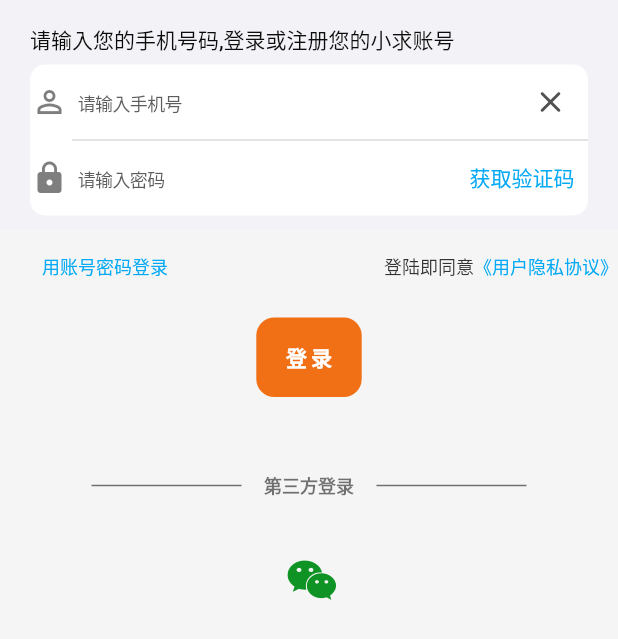
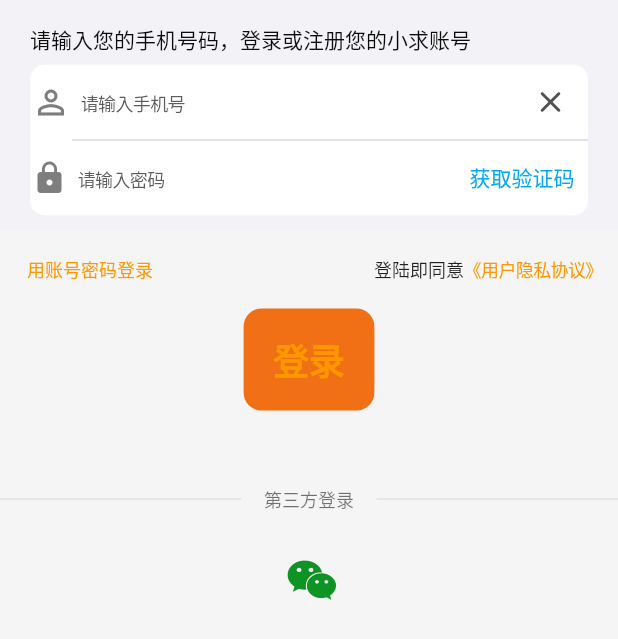
Before and after one commit to kurosann/fixtures-app, a Flutter app: the PhoneLogin screen opened directly, on a phone screen of 412 x 824 dp. Shown: the top 639 px of the screen. Run offline on Flutter 3.47's test engine with Material 2 defaults, Android fonts, the phone set to English and light mode, and no system bars; our stand-ins replace dio, flutter_rating_bar, flutter_spinkit, font_awesome_flutter, shared_preferences, toast; accounts and stored records are empty; network calls fail.

Commit message:
登录界面调整 添加网络刷新组件

```diff
--- a/lib/main.dart
+++ b/lib/main.dart
@@ -1,7 +1,7 @@
 import 'package:fixtures/routes.dart';
 import 'package:fixtures/view/home/home.dart';
 import 'package:fixtures/view/login/login.dart';
-import 'package:fixtures/view/login/phoneLogin.dart';
+import 'package:fixtures/widget/baseStatefulPage.dart';
 import 'package:flutter/cupertino.dart';
 import 'package:flutter/material.dart';
 
@@ -21,7 +21,7 @@ class MyApp extends StatelessWidget {
           primaryColor: Colors.orange,
           brightness: Brightness.light
       ),
-      home: HomePage(),
+      home: Login(),
     );
   }
 }
--- a/lib/utils/util.dart
+++ b/lib/utils/util.dart
@@ -20,6 +20,7 @@ ButtonStyle mainButtonStyle() {
       padding: MaterialStateProperty.all(EdgeInsets.all(0)),
       foregroundColor: MaterialStateProperty.all(Colors.black87));
 }
+
 String dataFormat(date) {
   return "${date.year.toString()}-${date.month.toString().padLeft(2,'0')}-${date.day.toString().padLeft(2,'0')} ${date.hour.toString().padLeft(2, '0')}:${date.minute.toString().padLeft(2, '0')}";
 }
--- a/lib/view/getWork/getWork.dart
+++ b/lib/view/getWork/getWork.dart
@@ -56,7 +56,7 @@ class GetWorkState extends State<GetWorkPage> {
               CupertinoButton.filled(
                   minSize: 0,
                   padding: EdgeInsets.symmetric(horizontal: 14, vertical: 0),
-                  borderRadius: const BorderRadius.all(Radius.circular(16.0)),
+                  borderRadius: BorderRadius.circular(16),
                   child: Text(
                     "联系客人",
                     style: TextStyle(fontWeight: FontWeight.bold),
--- a/lib/view/home/xiaoqiu.dart
+++ b/lib/view/home/xiaoqiu.dart
@@ -77,7 +77,7 @@ class XiaoqiuPage extends StatelessWidget {
           ),
           onPressed: () {
             Navigator.of(allContext!).push(CupertinoPageRoute(builder: (context) {
-              return FindFixturePage();
+              return FindFixturePage.instance;
             },));
 //            Navigator.pushNamed(allContext!, '/findFixture');
           },
--- a/lib/view/login/loginStyle.dart
+++ b/lib/view/login/loginStyle.dart
@@ -35,9 +35,9 @@ ButtonStyle LoginBtnStyle() {
 }
 
 Text TextBtnStyle() {
-  return new Text(
-    '登 录',
-    style: TextStyle(fontWeight: FontWeight.w800,fontSize: 14.0, color: Color.fromARGB(255, 255, 255, 255)),
+  return Text(
+    '登录',
+    style: TextStyle(fontWeight: FontWeight.w800,fontSize: 24.0,),
   );
 }
 
@@ -67,12 +67,13 @@ BoxDecoration TextFieldBoxStyle() {
 Icon UserClose() {
   return Icon(
     Icons.close_rounded,
+    size: 24,
     color: Color.fromARGB(255, 82, 81, 81),
   );
 }
 
 Text LoginHeard() {
-  return const Text('请输入您的手机号码,登录或注册您的小求账号',
+  return const Text('请输入您的手机号码，登录或注册您的小求账号',
       style: TextStyle(
           fontWeight: FontWeight.w500,
           fontSize: 14.0,
--- a/lib/view/login/loginWidget.dart
+++ b/lib/view/login/loginWidget.dart
@@ -1,22 +1,16 @@
-import 'dart:html';
-import 'dart:js';
-
 import 'package:fixtures/view/login/phoneLogin.dart';
 import 'package:flutter/cupertino.dart';
-import 'package:flutter/gestures.dart';
 import 'package:flutter/material.dart';
 import 'package:font_awesome_flutter/font_awesome_flutter.dart';
-
-import 'login.dart';
-import 'loginStyle.dart';
 
 /// 短信验证登录
 Widget CodeLogin(BuildContext context) {
   return new Container(
-    child: TextButton(
+    child: CupertinoButton(
+      padding: EdgeInsets.all(0),
       child: Text(
-        '用短信验证码登录',
-        style: TextStyle(fontSize: 12,color: Colors.lightBlue),
+        '短信验证码登录',
+        style: TextStyle(fontSize: 12),
       ),
       onPressed: () {
         Navigator.of(context).push(CupertinoPageRoute(
@@ -29,60 +23,62 @@ Widget CodeLogin(BuildContext context) {
   );
 }
 
-
 /// 密码登录
 Widget PassworLogin(BuildContext context) {
   return new Container(
     child: TextButton(
       child: Text(
         '用账号密码登录',
-        style: TextStyle(fontSize: 12,color: Colors.lightBlue),
+        style: TextStyle(fontSize: 12),
       ),
       onPressed: () {
-        Navigator.of(context).push(CupertinoPageRoute(
-          builder: (context) {
-            return Login();
-          },
-        ));
+        Navigator.of(context).pop();
       },
     ),
   );
 }
 
-
-/// 用户隐私
-Widget UserInfo(BuildContext context,Widget widget) {
-  void _showInfoDialog(String content) {
-    showDialog(
+void _showInfoDialog(context, String content) {
+  showCupertinoDialog(
     context: context,
     builder: (context) {
-        return SimpleDialog(
-          children: <Widget>[
-            SimpleDialogOption(
-              child: Text(content),
+      return CupertinoAlertDialog(
+        title: Text(content),
+        actions: [
+          CupertinoDialogAction(
+            child: Text("确定"),
+            onPressed: () {
+              Navigator.of(context).pop();
+            },
           )
         ],
       );
     },
   );
 }
+
+/// 用户隐私
+Widget UserInfo(BuildContext context, Widget widget) {
   return Padding(
-      padding: EdgeInsets.only(left:20,bottom: 10),
+    padding: EdgeInsets.symmetric(horizontal: 10, vertical: 2),
     child: Row(
+      mainAxisAlignment: MainAxisAlignment.spaceBetween,
       children: <Widget>[
         widget,
-          Spacer(),
-          Text.rich(TextSpan(
-              text: '登陆即同意',
+        Row(
           children: [
-                TextSpan(
-                  text: '《用户隐私协议》',
-                  style: BlueStyle(),
-                  recognizer: TapGestureRecognizer()
-                    ..onTap = () => _showInfoDialog('这是用户隐私协议'),
+            Text('登陆即同意', style: TextStyle(fontSize: 12)),
+            CupertinoButton(
+                padding: EdgeInsets.all(0),
+                child: Text(
+                  '《用户隐私协议》',
+                  style: TextStyle(fontSize: 12),
                 ),
+                onPressed: () {
+                  _showInfoDialog(context, '这是用户隐私协议');
+                })
           ],
-              style: BlackStyle())),
+        ),
       ],
     ),
   );
@@ -90,27 +86,25 @@ Widget UserInfo(BuildContext context,Widget widget) {
 
 /// 第三方登录
 Widget OtherLogin() {
-  return  Padding(
+  return Padding(
     padding: EdgeInsets.only(top: 50),
     child: new Row(
       mainAxisAlignment: MainAxisAlignment.center,
       children: <Widget>[
-        new Container(
-          height: 1,
-          width: 100,
-          decoration: OtherBox(),
+        Expanded(
+          child: Divider(height: 1),
         ),
         new Padding(
           padding: EdgeInsets.only(left: 15, right: 15),
           child: new Text(
             "第三方登录",
-            style: new TextStyle(fontWeight: FontWeight.w700,fontSize: 12, color: Colors.black54),
+            style: new TextStyle(
+                fontSize: 12,
+                color: Colors.black54),
           ),
         ),
-        new Container(
-          height: 1,
-          width: 100,
-          decoration: OtherBox(),
+        Expanded(
+          child: Divider(height: 1),
         ),
       ],
     ),
@@ -120,7 +114,7 @@ Widget OtherLogin() {
 /// 第三方微信登录
 Widget WeixinLogin() {
   return Padding(
-    padding: EdgeInsets.only(top: 10),
+    padding: EdgeInsets.all(10),
     child: new Row(
       mainAxisAlignment: MainAxisAlignment.center,
       children: <Widget>[
@@ -130,14 +124,13 @@ Widget WeixinLogin() {
         ),
         new Container(
           padding: EdgeInsets.all(20),
-          child: new IconButton(
-            iconSize: 30,
-            icon: Icon(
+          child: new GestureDetector(
+            child: Icon(
               FontAwesomeIcons.weixin,
               size: 30,
               color: Color(0xff0e9324),
             ),
-            onPressed: () {
+            onTap: () {
               // 填写方法
             },
           ),
@@ -150,7 +143,6 @@ Widget WeixinLogin() {
     ),
   );
 }
-
 
 Widget ImageLogin() {
   return Container(
--- a/lib/view/login/phoneLogin.dart
+++ b/lib/view/login/phoneLogin.dart
@@ -73,6 +73,7 @@ class _PhoneLogin extends State<PhoneLogin> {
                           decoration: TextFieldBoxStyle(),
                           prefix: new Icon(
                             Icons.perm_identity,
+                            size: 26,
                             color: Color.fromARGB(255, 126, 126, 126),
                           ),
                           placeholder: '请输入手机号',
@@ -121,7 +122,7 @@ class _PhoneLogin extends State<PhoneLogin> {
                 ),
                 UserInfo(context, PassworLogin(context)),
                 CupertinoButton(
-                    borderRadius: const BorderRadius.all(Radius.circular(12.0)),
+                    borderRadius: BorderRadius.circular(12),
                     color: Color(0xFFF16F15),
                     child: TextBtnStyle(),
                     onPressed: login),
--- a/lib/view/setting/setting.dart
+++ b/lib/view/setting/setting.dart
@@ -22,7 +22,7 @@ class SettingPage extends StatelessWidget {
                 ),
                 onTap: () {
                   Navigator.of(allContext!)
-                      .push(MaterialPageRoute(builder: (BuildContext context) {
+                      .push(CupertinoPageRoute(builder: (BuildContext context) {
                     return CupertinoPageScaffold(
                       child: Container(),
                     );
@@ -40,7 +40,7 @@ class SettingPage extends StatelessWidget {
                 ),
                 onTap: () {
                   Navigator.of(allContext!)
-                      .push(MaterialPageRoute(builder: (BuildContext context) {
+                      .push(CupertinoPageRoute(builder: (BuildContext context) {
                     return CupertinoPageScaffold(
                       child: Container(),
                     );
@@ -58,7 +58,7 @@ class SettingPage extends StatelessWidget {
                 ),
                 onTap: () {
                   Navigator.of(allContext!)
-                      .push(MaterialPageRoute(builder: (BuildContext context) {
+                      .push(CupertinoPageRoute(builder: (BuildContext context) {
                     return CupertinoPageScaffold(
                       child: Container(),
                     );
```
Also changed, not shown: lib/view/findFixture/findFixture.dart (+14 -6 lines), lib/view/findFixture/publish.dart (+9 -7 lines), lib/view/handlingOrder/handlingOrder.dart (+31 -4 lines), lib/view/home/my.dart (+10 -9 lines), lib/view/home/order.dart (+7 -1 lines), lib/view/login/login.dart (+76 -29 lines), lib/view/share/share.dart (renamed from lib/view/share.dart, +39 -9 lines), lib/widget/baseStatefulPage.dart (added, +66 -0 lines), pubspec.lock, 1 other file. Lines whose indentation alone changed are shown as unchanged.
